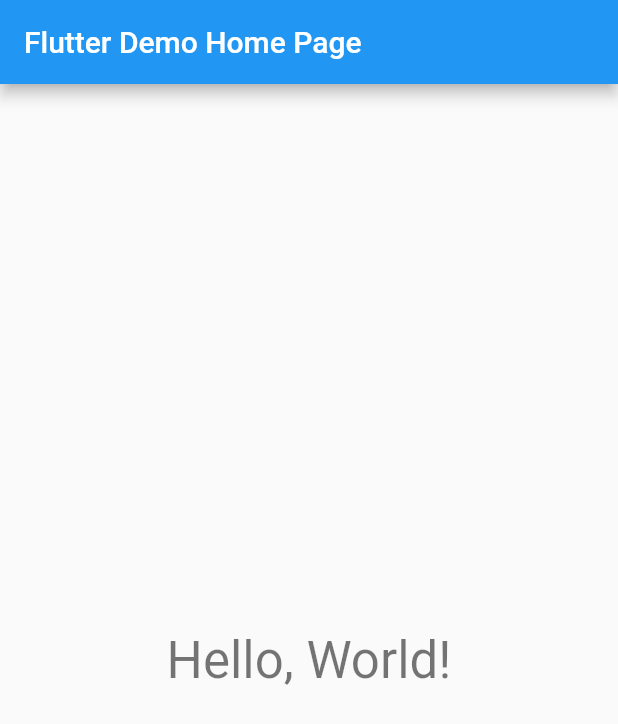
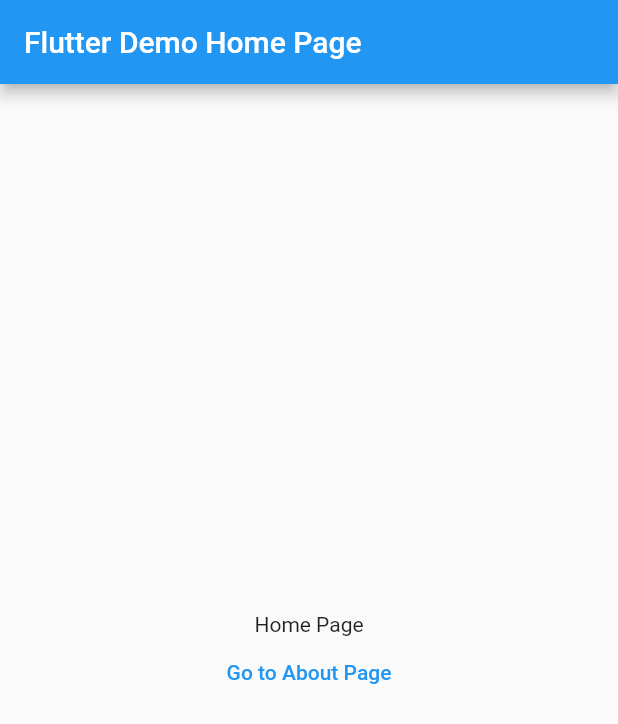
Before and after one commit to mikiyasegaye/flutter_app, a Flutter app: the screen it shows after launch, on a phone screen of 412 x 824 dp. Shown: the top 724 px of the screen. Run offline on Flutter 3.47's test engine with Material 2 defaults, Android fonts, the phone set to English and light mode, and no system bars.

Commit message:
feat: add about page and simple navigation

```diff
--- a/lib/main.dart
+++ b/lib/main.dart
@@ -27,18 +27,39 @@ class HomePage extends StatelessWidget {
         appBar: AppBar(
           title: const Text('Flutter Demo Home Page'),
         ),
-        body: Center(
-          child: Column(
-            mainAxisAlignment: MainAxisAlignment.center,
-            children: <Widget>[
-              Text(
-                'Hello, World!',
-                style: Theme.of(context).textTheme.headline4,
-              ),
-            ],
-          ),
+        body: Column(
+          mainAxisAlignment: MainAxisAlignment.center,
+          crossAxisAlignment: CrossAxisAlignment.center,
+          children: [
+            const Center(
+              child: Text('Home Page'),
+            ),
+            TextButton(
+              child: const Text('Go to About Page'),
+              onPressed: () {
+                Navigator.of(context).push(
+                  MaterialPageRoute(builder: (context) => const AboutPage()),
+                );
+              },
+            )
+          ],
         ),
       ),
     );
   }
 }
+
+class AboutPage extends StatelessWidget {
+  const AboutPage({Key? key}) : super(key: key);
+  @override
+  Widget build(BuildContext context) {
+    return Scaffold(
+      appBar: AppBar(
+        title: const Text('Flutter Demo About Page'),
+      ),
+      body: const Center(
+        child: Text('About page!'),
+      ),
+    );
+  }
+}
```
